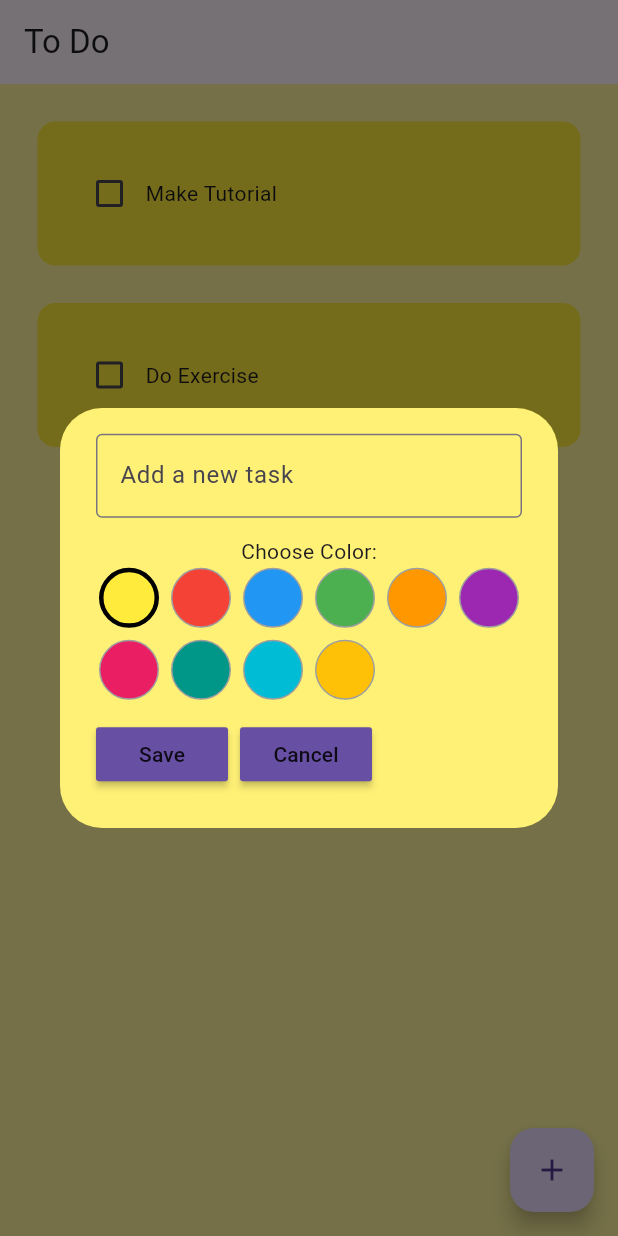
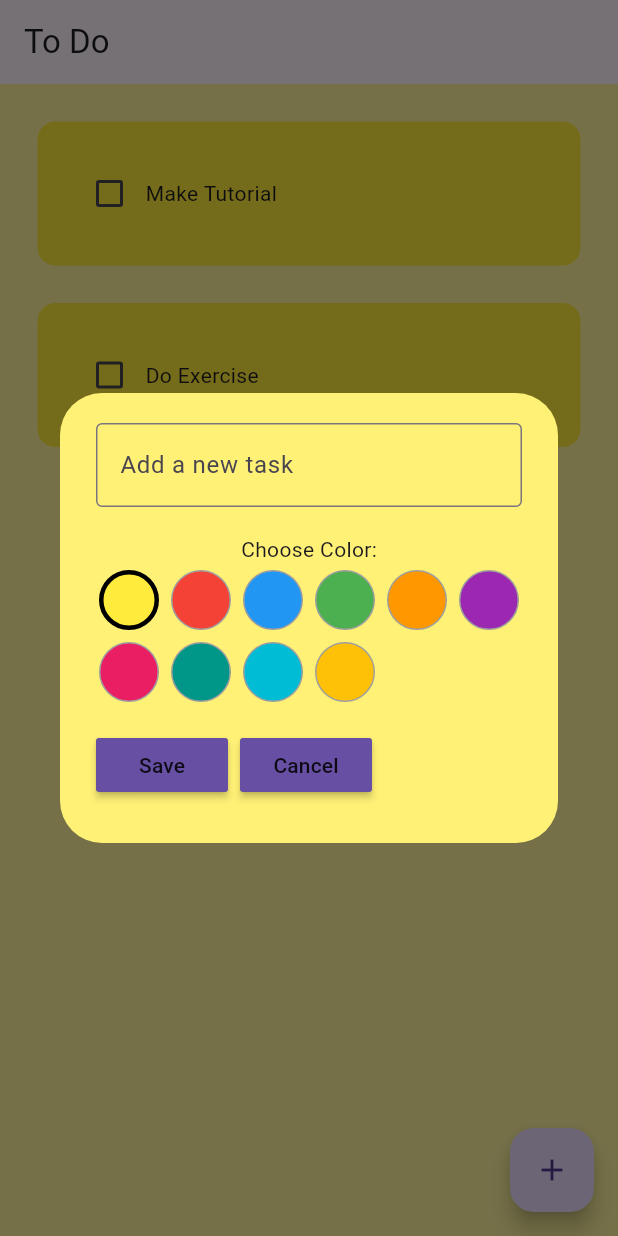
Before and after one commit to arata-aung/flutter_to_do_app, a Flutter app: the screen it shows after launch, after a tap on the "add" icon, on a phone screen of 412 x 824 dp. Run offline on Flutter 3.47's test engine with Material 3 defaults, Android fonts, the phone set to English and light mode, and no system bars; drawn by our look-alikes of flutter_slidable; our stand-ins replace hive_flutter; accounts and stored records are empty.

Commit message:
Extract dialog height to named constant for better maintainability
Co-authored-by: arata-aung <5259204+arata-aung@users.noreply.github.com>

```diff
--- a/lib/util/dialog_box.dart
+++ b/lib/util/dialog_box.dart
@@ -45,10 +45,12 @@ class _DialogBoxState extends State<DialogBox> {
 
   @override
   Widget build(BuildContext context) {
+    const double dialogHeight = 260; // Height for dialog content
+
     return AlertDialog(
       backgroundColor: Colors.yellow[300],
       content: SizedBox(
-        height: 240,
+        height: dialogHeight,
         child: Column(
           mainAxisAlignment: MainAxisAlignment.spaceEvenly,
           children: [
```
